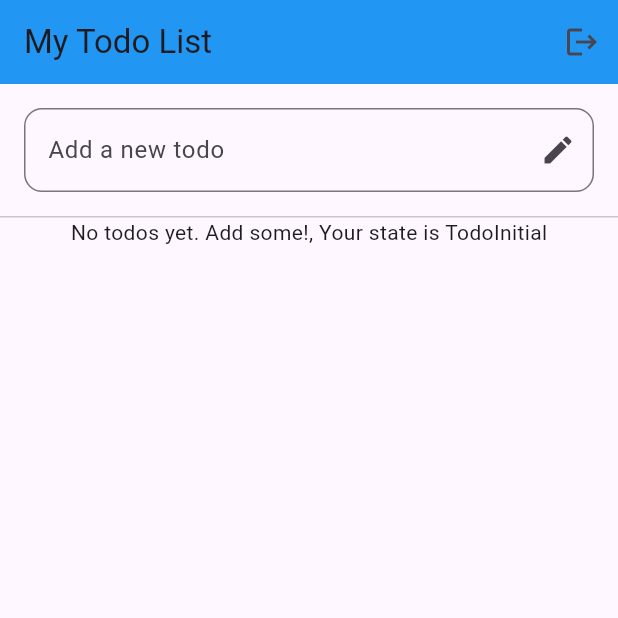
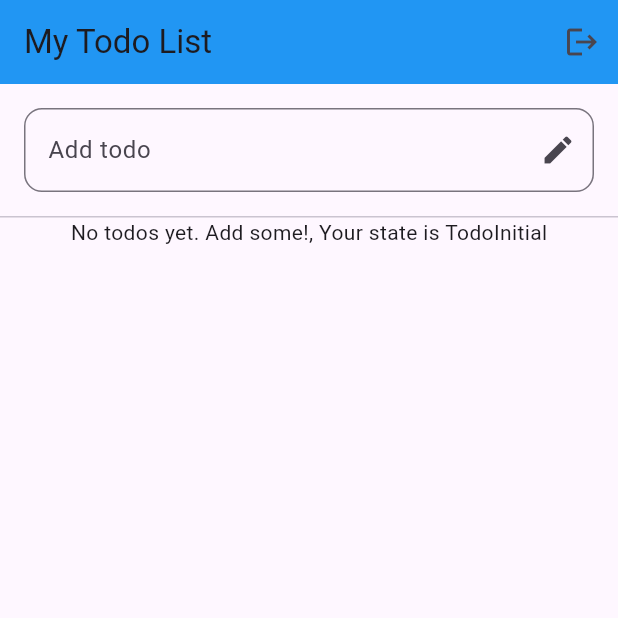
Before and after one commit to Youssefguba/todo_app_SHR25, a Flutter app: the TodoScreen screen opened directly, on a phone screen of 412 x 824 dp, the top half of it. Run offline on Flutter 3.47's test engine with Material 3 defaults, Android fonts, the phone set to English and light mode, and no system bars; our stand-ins replace flutter_bloc, shared_preferences; accounts and stored records are empty.

Commit message:
Major Changes

```diff
--- a/lib/screens/todo_screen.dart
+++ b/lib/screens/todo_screen.dart
@@ -61,7 +61,7 @@ class _TodoScreenState extends State<TodoScreen> {
             child: TextFormField(
               controller: _todoController,
               decoration: InputDecoration(
-                hintText: 'Add a new todo',
+                hintText: 'Add todo',
                 border: OutlineInputBorder(
                   borderRadius: BorderRadius.circular(12),
                 ),
--- a/lib/utils/prefs_constants.dart
+++ b/lib/utils/prefs_constants.dart
@@ -8,4 +8,8 @@ class PrefsKeys {
   static const String backupFrequency = 'backup_frequency';
   static const String lastBackupDate = 'last_backup_date';
   static const String showCompletedTasks = 'show_completed_tasks';
+  static const String defaultView = 'default_view';
 }
+
+// staging
+// committed
```
